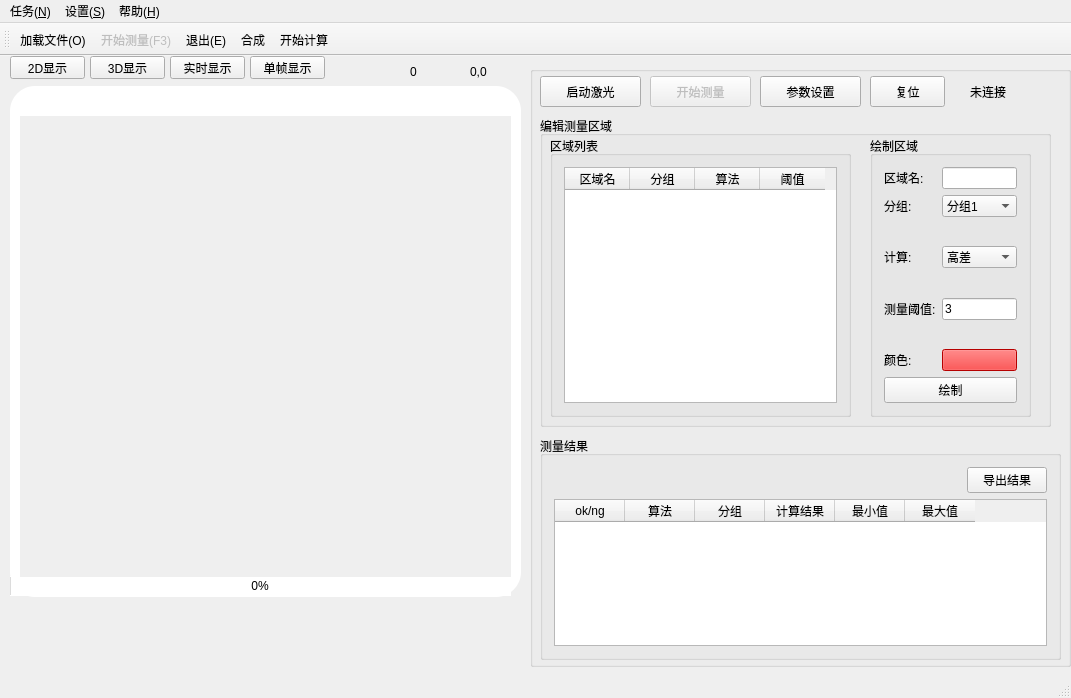
Qt form mainwindow.ui (kof98765/scanControl) before a commit.
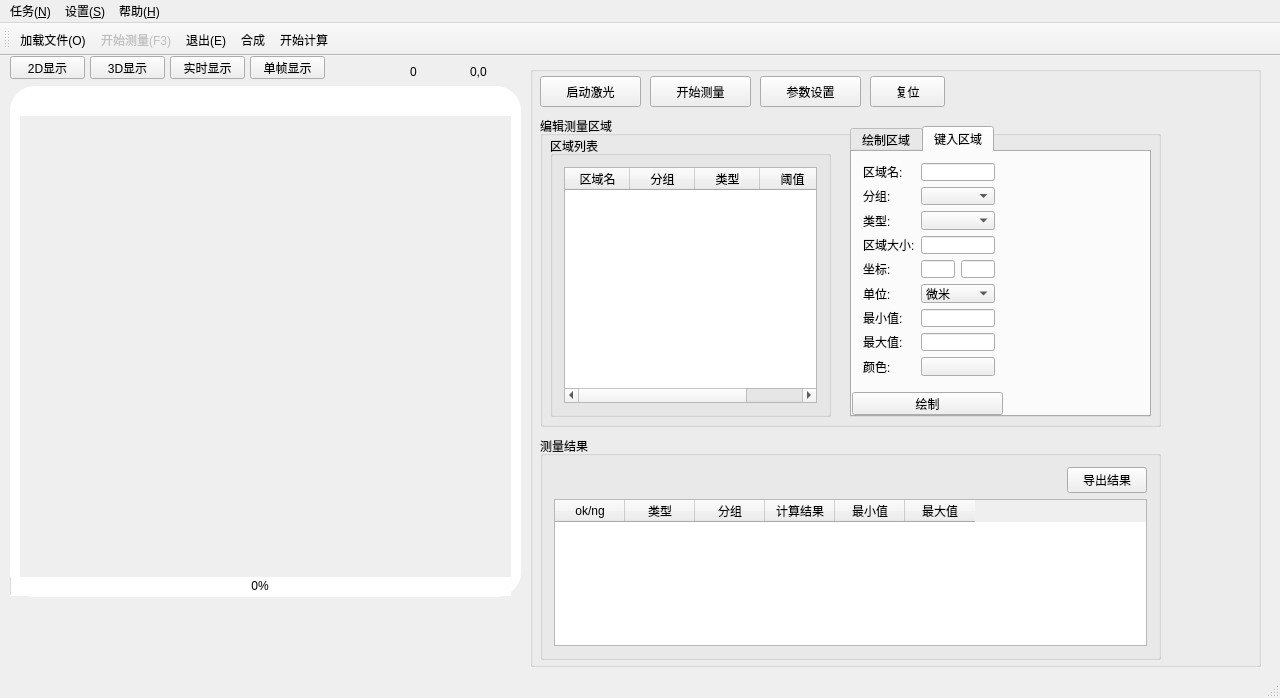
The same form after that commit. The open tabs and pages were chosen to show the change. Icons and pictures are not drawn.

Commit message: 修复了很多bug,修改了区域的配置体系,使用哈希表来存储数据 下一步准备使用sqlite来保存配置 正在修改定位系统,使之可以为每个图像都定位

What changed in the file:
```diff
--- a/mainwindow.ui
+++ b/mainwindow.ui
@@ -6,7 +6,7 @@
    <rect>
     <x>0</x>
     <y>0</y>
-    <width>1071</width>
+    <width>1280</width>
     <height>698</height>
    </rect>
   </property>
@@ -28,7 +28,7 @@
      <rect>
       <x>530</x>
       <y>10</y>
-      <width>541</width>
+      <width>731</width>
       <height>601</height>
      </rect>
     </property>
@@ -40,7 +40,7 @@
     </property>
     <widget class="QPushButton" name="startButton">
      <property name="enabled">
-      <bool>false</bool>
+      <bool>true</bool>
      </property>
      <property name="geometry">
       <rect>
@@ -107,7 +107,7 @@
       <rect>
        <x>10</x>
        <y>370</y>
-       <width>521</width>
+       <width>621</width>
        <height>224</height>
       </rect>
      </property>
@@ -159,7 +159,7 @@
         </column>
         <column>
          <property name="text">
-          <string>算法</string>
+          <string>类型</string>
          </property>
         </column>
         <column>
@@ -191,34 +191,83 @@
       <rect>
        <x>10</x>
        <y>50</y>
-       <width>511</width>
+       <width>621</width>
        <height>311</height>
       </rect>
      </property>
      <property name="title">
       <string>编辑测量区域</string>
      </property>
-     <widget class="QGroupBox" name="groupBox_5">
+     <widget class="QGroupBox" name="groupBox">
       <property name="geometry">
        <rect>
-        <x>330</x>
+        <x>10</x>
         <y>20</y>
-        <width>161</width>
+        <width>281</width>
         <height>281</height>
        </rect>
       </property>
       <property name="title">
-       <string>绘制区域</string>
+       <string>区域列表</string>
       </property>
-      <layout class="QGridLayout" name="gridLayout_4">
-       <item row="2" column="0">
-        <widget class="QPushButton" name="roiDraw">
-         <property name="text">
-          <string>绘制</string>
+      <layout class="QGridLayout" name="gridLayout_2">
+       <item row="0" column="0">
+        <widget class="QTableWidget" name="roiList">
+         <property name="selectionBehavior">
+          <enum>QAbstractItemView::SelectRows</enum>
          </property>
+         <attribute name="horizontalHeaderDefaultSectionSize">
+          <number>65</number>
+         </attribute>
+         <column>
+          <property name="text">
+           <string>区域名</string>
+          </property>
+         </column>
+         <column>
+          <property name="text">
+           <string>分组</string>
+          </property>
+         </column>
+         <column>
+          <property name="text">
+           <string>类型</string>
+          </property>
+         </column>
+         <column>
+          <property name="text">
+           <string>阈值</string>
+          </property>
+         </column>
         </widget>
        </item>
-       <item row="1" column="0">
+      </layout>
+     </widget>
+     <widget class="QTabWidget" name="team2">
+      <property name="geometry">
+       <rect>
+        <x>310</x>
+        <y>10</y>
+        <width>301</width>
+        <height>291</height>
+       </rect>
+      </property>
+      <property name="currentIndex">
+       <number>0</number>
+      </property>
+      <widget class="QWidget" name="tab_2">
+       <attribute name="title">
+        <string>绘制区域</string>
+       </attribute>
+       <widget class="QWidget" name="layoutWidget_2">
+        <property name="geometry">
+         <rect>
+          <x>0</x>
+          <y>0</y>
+          <width>151</width>
+          <height>231</height>
+         </rect>
+        </property>
         <layout class="QFormLayout" name="formLayout">
          <property name="fieldGrowthPolicy">
           <enum>QFormLayout::AllNonFixedFieldsGrow</enum>
@@ -249,7 +298,7 @@
          <item row="3" column="0">
           <widget class="QLabel" name="label_6">
            <property name="text">
-            <string>计算:</string>
+            <string>类型:</string>
            </property>
           </widget>
          </item>
@@ -257,7 +306,7 @@
           <widget class="QComboBox" name="func">
            <item>
             <property name="text">
-             <string>高差</string>
+             <string>定位区域</string>
             </property>
            </item>
            <item>
@@ -379,53 +428,179 @@
           </widget>
          </item>
         </layout>
-       </item>
-      </layout>
-     </widget>
-     <widget class="QGroupBox" name="groupBox">
-      <property name="geometry">
-       <rect>
-        <x>10</x>
-        <y>20</y>
-        <width>301</width>
-        <height>281</height>
-       </rect>
-      </property>
-      <property name="title">
-       <string>区域列表</string>
-      </property>
-      <layout class="QGridLayout" name="gridLayout_2">
-       <item row="0" column="0">
-        <widget class="QTableWidget" name="roiList">
-         <property name="selectionBehavior">
-          <enum>QAbstractItemView::SelectRows</enum>
+       </widget>
+       <widget class="QPushButton" name="roiDraw">
+        <property name="geometry">
+         <rect>
+          <x>0</x>
+          <y>240</y>
+          <width>151</width>
+          <height>23</height>
+         </rect>
+        </property>
+        <property name="text">
+         <string>绘制</string>
+        </property>
+       </widget>
+      </widget>
+      <widget class="QWidget" name="tab">
+       <attribute name="title">
+        <string>键入区域</string>
+       </attribute>
+       <widget class="QPushButton" name="pushButton_2">
+        <property name="geometry">
+         <rect>
+          <x>0</x>
+          <y>240</y>
+          <width>151</width>
+          <height>23</height>
+         </rect>
+        </property>
+        <property name="text">
+         <string>绘制</string>
+        </property>
+       </widget>
+       <widget class="QWidget" name="formLayoutWidget">
+        <property name="geometry">
+         <rect>
+          <x>0</x>
+          <y>0</y>
+          <width>154</width>
+          <height>235</height>
+         </rect>
+        </property>
+        <layout class="QFormLayout" name="formLayout_2">
+         <property name="fieldGrowthPolicy">
+          <enum>QFormLayout::AllNonFixedFieldsGrow</enum>
          </property>
-         <attribute name="horizontalHeaderDefaultSectionSize">
-          <number>65</number>
-         </attribute>
-         <column>
-          <property name="text">
-           <string>区域名</string>
-          </property>
-         </column>
-         <column>
-          <property name="text">
-           <string>分组</string>
-          </property>
-         </column>
-         <column>
-          <property name="text">
-           <string>算法</string>
-          </property>
-         </column>
-         <column>
-          <property name="text">
-           <string>阈值</string>
-          </property>
-         </column>
-        </widget>
-       </item>
-      </layout>
+         <item row="0" column="0">
+          <widget class="QLabel" name="Label">
+           <property name="text">
+            <string>区域名:</string>
+           </property>
+          </widget>
+         </item>
+         <item row="0" column="1">
+          <widget class="QLineEdit" name="roiname2"/>
+         </item>
+         <item row="1" column="0">
+          <widget class="QLabel" name="Label_2">
+           <property name="text">
+            <string>分组:</string>
+           </property>
+          </widget>
+         </item>
+         <item row="1" column="1">
+          <widget class="QComboBox" name="ComboBox"/>
+         </item>
+         <item row="2" column="0">
+          <widget class="QLabel" name="Label_3">
+           <property name="text">
+            <string>类型:</string>
+           </property>
+          </widget>
+         </item>
+         <item row="2" column="1">
+          <widget class="QComboBox" name="func2"/>
+         </item>
+         <item row="3" column="0">
+          <widget class="QLabel" name="Label_4">
+           <property name="text">
+            <string>区域大小:</string>
+           </property>
+          </widget>
+         </item>
+         <item row="3" column="1">
+          <widget class="QLineEdit" name="roiSize"/>
+         </item>
+         <item row="4" column="0">
+          <widget class="QLabel" name="Label_5">
+           <property name="text">
+            <string>坐标:</string>
+           </property>
+          </widget>
+         </item>
+         <item row="4" column="1">
+          <layout class="QHBoxLayout" name="horizontalLayout_2">
+           <item>
+            <widget class="QLineEdit" name="pointX"/>
+           </item>
+           <item>
+            <spacer name="horizontalSpacer_2">
+             <property name="orientation">
+              <enum>Qt::Horizontal</enum>
+             </property>
+             <property name="sizeHint" stdset="0">
+              <size>
+               <width>40</width>
+               <height>20</height>
+              </size>
+             </property>
+            </spacer>
+           </item>
+           <item>
+            <widget class="QLineEdit" name="pointY"/>
+           </item>
+          </layout>
+         </item>
+         <item row="5" column="0">
+          <widget class="QLabel" name="Label_6">
+           <property name="text">
+            <string>单位:</string>
+           </property>
+          </widget>
+         </item>
+         <item row="5" column="1">
+          <widget class="QComboBox" name="unit">
+           <item>
+            <property name="text">
+             <string>微米</string>
+            </property>
+           </item>
+           <item>
+            <property name="text">
+             <string>毫米</string>
+            </property>
+           </item>
+          </widget>
+         </item>
+         <item row="6" column="0">
+          <widget class="QLabel" name="Label_7">
+           <property name="text">
+            <string>最小值:</string>
+           </property>
+          </widget>
+         </item>
+         <item row="6" column="1">
+          <widget class="QLineEdit" name="minValue"/>
+         </item>
+         <item row="7" column="0">
+          <widget class="QLabel" name="Label_8">
+           <property name="text">
+            <string>最大值:</string>
+           </property>
+          </widget>
+         </item>
+         <item row="7" column="1">
+          <widget class="QLineEdit" name="maxValue"/>
+         </item>
+         <item row="8" column="0">
+          <widget class="QLabel" name="Label_9">
+           <property name="text">
+            <string>颜色:</string>
+           </property>
+          </widget>
+         </item>
+         <item row="8" column="1">
+          <widget class="QPushButton" name="roiColor2">
+           <property name="text">
+            <string/>
+           </property>
+          </widget>
+         </item>
+        </layout>
+       </widget>
+      </widget>
      </widget>
     </widget>
     <widget class="QLabel" name="connect">
@@ -442,7 +617,7 @@
 </string>
      </property>
      <property name="text">
-      <string>未连接</string>
+      <string/>
      </property>
     </widget>
     <widget class="QPushButton" name="reset">
@@ -803,7 +978,7 @@
     <rect>
      <x>0</x>
      <y>0</y>
-     <width>1071</width>
+     <width>1280</width>
      <height>23</height>
     </rect>
    </property>
```
Left out of the diff: 18 changed lines with no effect on the pictures. The commit also changes 68 other files.
